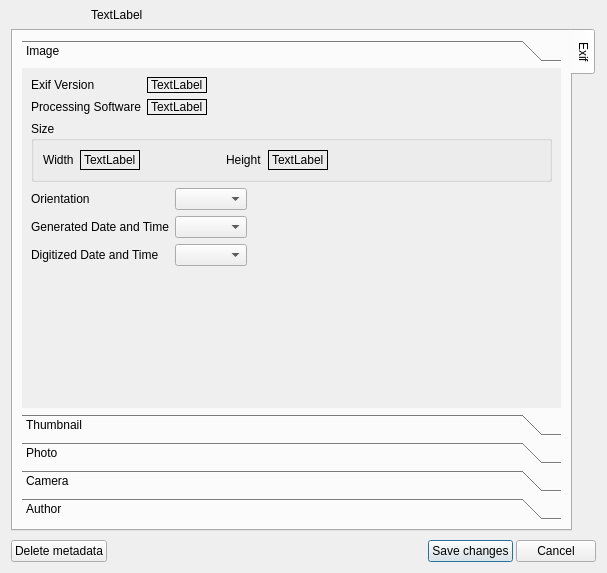
Qt form dialogs/metadatadialog.ui (marek629/SIR) before a commit.
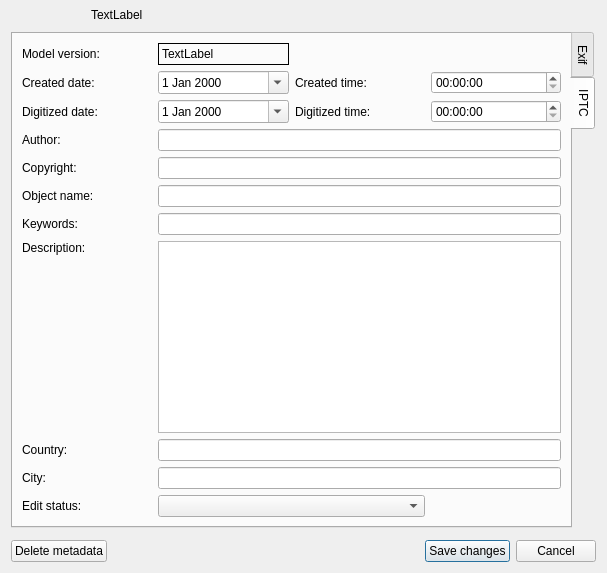
The same form after that commit. Icons and pictures are not drawn. Custom widgets are drawn as their Qt base class.

Commit message: IPTC tab in metadata dialog, write Exif image size bugfix

```diff
--- a/dialogs/metadatadialog.ui
+++ b/dialogs/metadatadialog.ui
@@ -13,14 +13,11 @@
   <property name="windowTitle">
    <string>Metadata - SIR</string>
   </property>
-  <layout class="QVBoxLayout" name="verticalLayout_4">
-   <property name="spacing">
-    <number>3</number>
-   </property>
+  <layout class="QGridLayout" name="gridLayout_3">
    <property name="topMargin">
     <number>4</number>
    </property>
-   <item>
+   <item row="0" column="0">
     <layout class="QHBoxLayout" name="horizontalLayout_3">
      <property name="spacing">
       <number>0</number>
@@ -68,13 +65,13 @@
      </item>
     </layout>
    </item>
-   <item>
+   <item row="1" column="0">
     <widget class="QTabWidget" name="tabWidget">
      <property name="tabPosition">
       <enum>QTabWidget::East</enum>
      </property>
      <property name="currentIndex">
-      <number>0</number>
+      <number>1</number>
      </property>
      <widget class="QWidget" name="exifTab">
       <attribute name="title">
@@ -91,8 +88,8 @@
            <rect>
             <x>0</x>
             <y>0</y>
-            <width>547</width>
-            <height>333</height>
+            <width>272</width>
+            <height>221</height>
            </rect>
           </property>
           <attribute name="label">
@@ -312,8 +309,8 @@
            <rect>
             <x>0</x>
             <y>0</y>
-            <width>547</width>
-            <height>333</height>
+            <width>272</width>
+            <height>120</height>
            </rect>
           </property>
           <attribute name="label">
@@ -425,8 +422,8 @@
            <rect>
             <x>0</x>
             <y>0</y>
-            <width>547</width>
-            <height>333</height>
+            <width>395</width>
+            <height>302</height>
            </rect>
           </property>
           <attribute name="label">
@@ -936,8 +933,8 @@
            <rect>
             <x>0</x>
             <y>0</y>
-            <width>547</width>
-            <height>333</height>
+            <width>186</width>
+            <height>74</height>
            </rect>
           </property>
           <attribute name="label">
@@ -1010,8 +1007,8 @@
            <rect>
             <x>0</x>
             <y>0</y>
-            <width>547</width>
-            <height>333</height>
+            <width>130</width>
+            <height>219</height>
            </rect>
           </property>
           <attribute name="label">
@@ -1073,9 +1070,171 @@
        </item>
       </layout>
      </widget>
+     <widget class="QWidget" name="iptcTab">
+      <attribute name="title">
+       <string>IPTC</string>
+      </attribute>
+      <layout class="QGridLayout" name="gridLayout_2">
+       <item row="4" column="0">
+        <widget class="QLabel" name="label_24">
+         <property name="text">
+          <string>Copyright:</string>
+         </property>
+        </widget>
+       </item>
+       <item row="0" column="0">
+        <widget class="QLabel" name="label_14">
+         <property name="text">
+          <string>Model version:</string>
+         </property>
+        </widget>
+       </item>
+       <item row="8" column="0">
+        <widget class="QLabel" name="label_28">
+         <property name="text">
+          <string>Country:</string>
+         </property>
+        </widget>
+       </item>
+       <item row="1" column="1">
+        <widget class="QDateEdit" name="iptcCreatedDateEdit">
+         <property name="calendarPopup">
+          <bool>true</bool>
+         </property>
+        </widget>
+       </item>
+       <item row="2" column="0">
+        <widget class="QLabel" name="label_22">
+         <property name="text">
+          <string>Digitized date:</string>
+         </property>
+        </widget>
+       </item>
+       <item row="1" column="0">
+        <widget class="QLabel" name="label_15">
+         <property name="text">
+          <string>Created date:</string>
+         </property>
+        </widget>
+       </item>
+       <item row="4" column="1" colspan="3">
+        <widget class="QLineEdit" name="iptcCopyrightLineEdit"/>
+       </item>
+       <item row="6" column="1" colspan="3">
+        <widget class="QLineEdit" name="iptcKeywordsLineEdit"/>
+       </item>
+       <item row="1" column="3">
+        <widget class="QTimeEdit" name="iptcCreatedTimeEdit"/>
+       </item>
+       <item row="6" column="0">
+        <widget class="QLabel" name="label_26">
+         <property name="text">
+          <string>Keywords:</string>
+         </property>
+        </widget>
+       </item>
+       <item row="2" column="2">
+        <widget class="QLabel" name="label_16">
+         <property name="text">
+          <string>Digitized time:</string>
+         </property>
+        </widget>
+       </item>
+       <item row="3" column="1" colspan="3">
+        <widget class="QLineEdit" name="iptcByLineEdit"/>
+       </item>
+       <item row="0" column="1">
+        <widget class="QLabel" name="iptcVersionLabel">
+         <property name="frameShape">
+          <enum>QFrame::Panel</enum>
+         </property>
+         <property name="text">
+          <string>TextLabel</string>
+         </property>
+        </widget>
+       </item>
+       <item row="2" column="1">
+        <widget class="QDateEdit" name="iptcDigitizedDateEdit">
+         <property name="calendarPopup">
+          <bool>true</bool>
+         </property>
+        </widget>
+       </item>
+       <item row="7" column="0">
+        <widget class="QLabel" name="label_27">
+         <property name="text">
+          <string>Description:</string>
+         </property>
+         <property name="alignment">
+          <set>Qt::AlignLeading|Qt::AlignLeft|Qt::AlignTop</set>
+         </property>
+        </widget>
+       </item>
+       <item row="5" column="1" colspan="3">
+        <widget class="QLineEdit" name="iptcObjectNameLineEdit"/>
+       </item>
+       <item row="9" column="1" colspan="3">
+        <widget class="QLineEdit" name="iptcCityLineEdit"/>
+       </item>
+       <item row="7" column="1" colspan="3">
+        <widget class="QPlainTextEdit" name="iptcDescriptionTextEdit">
+         <property name="sizePolicy">
+          <sizepolicy hsizetype="Expanding" vsizetype="Maximum">
+           <horstretch>0</horstretch>
+           <verstretch>0</verstretch>
+          </sizepolicy>
+         </property>
+        </widget>
+       </item>
+       <item row="1" column="2">
+        <widget class="QLabel" name="label_19">
+         <property name="text">
+          <string>Created time:</string>
+         </property>
+        </widget>
+       </item>
+       <item row="9" column="0">
+        <widget class="QLabel" name="label_29">
+         <property name="text">
+          <string>City:</string>
+         </property>
+        </widget>
+       </item>
+       <item row="3" column="0">
+        <widget class="QLabel" name="label_23">
+         <property name="text">
+          <string>Author:</string>
+         </property>
+        </widget>
+       </item>
+       <item row="10" column="0">
+        <widget class="QLabel" name="label_30">
+         <property name="text">
+          <string>Edit status:</string>
+         </property>
+        </widget>
+       </item>
+       <item row="8" column="1" colspan="3">
+        <widget class="QLineEdit" name="iptcCountryLineEdit"/>
+       </item>
+       <item row="2" column="3">
+        <widget class="QTimeEdit" name="iptcDigitizedTimeEdit"/>
+       </item>
+       <item row="5" column="0">
+        <widget class="QLabel" name="label_25">
+         <property name="text">
+          <string>Object name:</string>
+         </property>
+        </widget>
+       </item>
+       <item row="10" column="1" colspan="2">
+        <widget class="HistoryComboBox" name="iptcEditStatusComboBox"/>
+       </item>
+      </layout>
+     </widget>
     </widget>
    </item>
-   <item>
+   <item row="2" column="0">
     <layout class="QHBoxLayout" name="buttonsLayout">
      <property name="topMargin">
       <number>6</number>
```
The commit also changes 12 other files.
